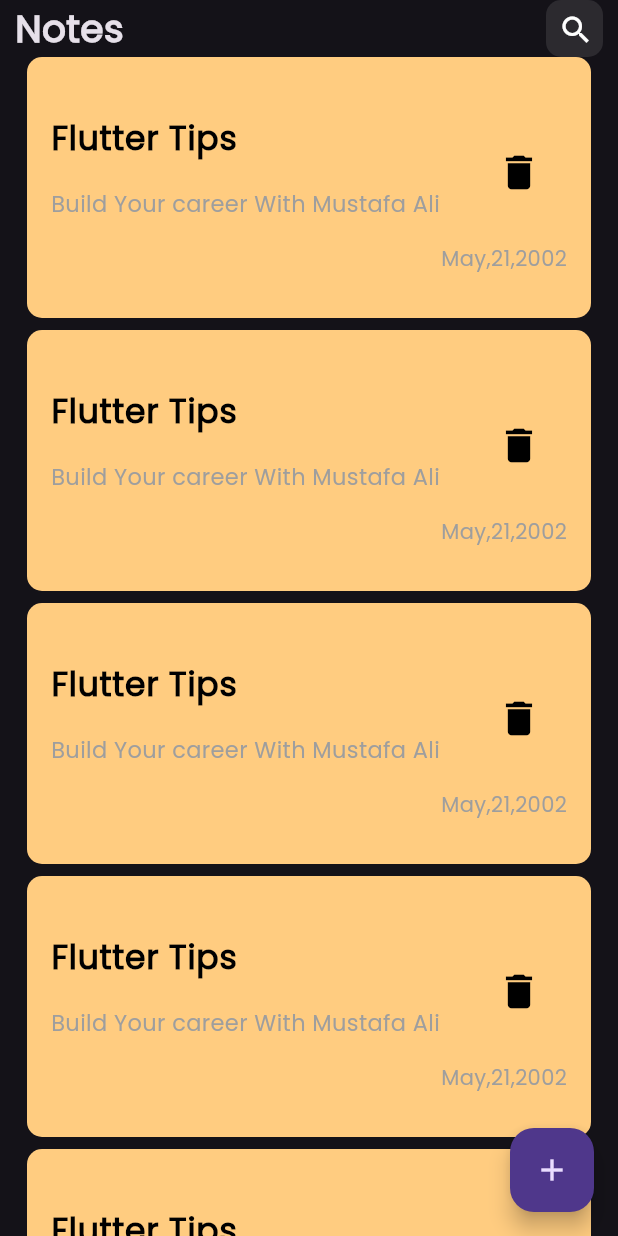
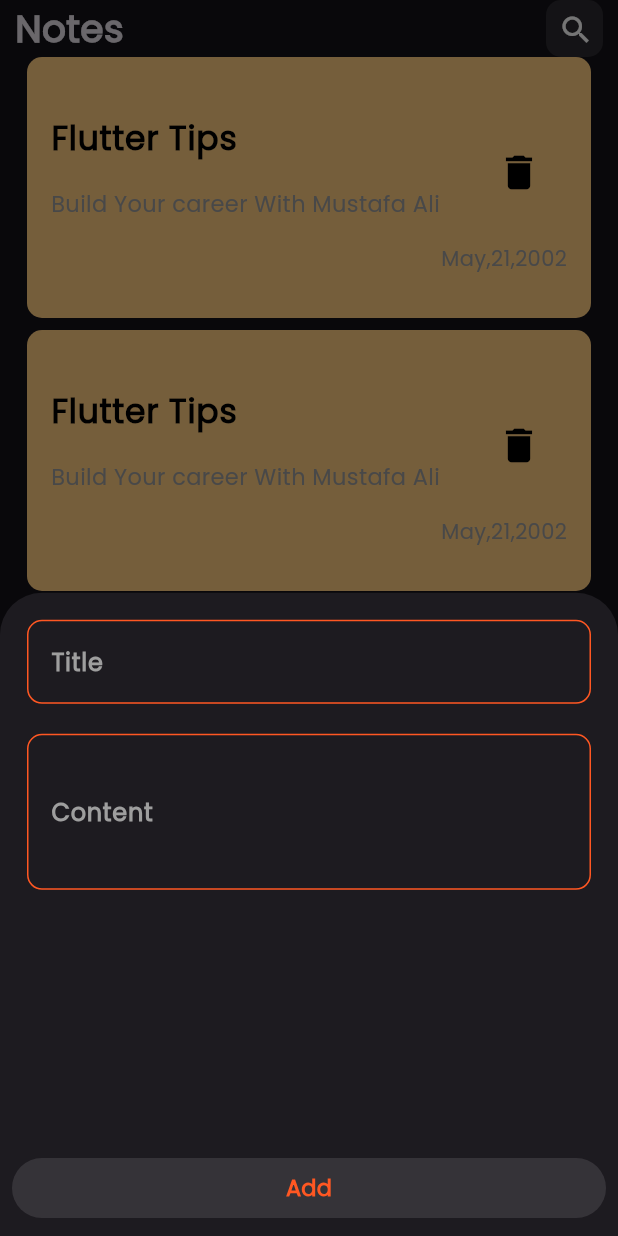
Before and after one commit to Dr-Moustafa/note_app, a Flutter app: the screen it shows after launch, after a tap on the "add" icon, on a phone screen of 412 x 824 dp. Run offline on Flutter 3.47's test engine with Material 3 defaults, Android fonts, the phone set to English and light mode, and no system bars.

Commit message:
many things

```diff
--- /dev/null
+++ b/lib/helper/constants.dart
@@ -0,0 +1,3 @@
+import 'package:flutter/material.dart';
+
+const kPrimaryColor = Colors.deepOrange;
--- /dev/null
+++ b/lib/helper/methods.dart
@@ -0,0 +1,31 @@
+import 'package:flutter/material.dart';
+import 'package:note_app/widgets/elevated_button_widget.dart';
+import 'package:note_app/widgets/text_field_widget.dart';
+
+void bottomSheetMethod(BuildContext context) {
+  showModalBottomSheet(
+    context: context,
+    builder: (context) {
+      return Padding(
+        padding: const EdgeInsets.all(8.0),
+        child: SingleChildScrollView(
+          child: Column(
+            children: [
+              TextFieldWidget(
+                hint: 'Title ',
+              ),
+              TextFieldWidget(
+                hint: 'Content ',
+                maxLines: 3,
+              ),
+              SizedBox(
+                height: MediaQuery.of(context).size.height * .2,
+              ),
+              ElevatedButtonWidget(text: 'Add'),
+            ],
+          ),
+        ),
+      );
+    },
+  );
+}
--- a/lib/main.dart
+++ b/lib/main.dart
@@ -1,4 +1,5 @@
 import 'package:flutter/material.dart';
+import 'package:note_app/views/add_notes_view.dart';
 import 'package:note_app/views/home_view.dart';
 
 void main() {
@@ -18,6 +19,7 @@ class RunApp extends StatelessWidget {
       ),
       routes: {
         HomeView.id: (context) => HomeView(),
+        AddNotesView.id: (context) => AddNotesView(),
       },
       initialRoute: HomeView.id,
     );
--- /dev/null
+++ b/lib/views/add_notes_view.dart
@@ -0,0 +1,31 @@
+import 'package:flutter/material.dart';
+import 'package:note_app/widgets/custom_app_bar_widget.dart';
+import 'package:note_app/widgets/text_field_widget.dart';
+
+class AddNotesView extends StatelessWidget {
+  const AddNotesView({super.key});
+  static String id = 'AddNotesView';
+  @override
+  Widget build(BuildContext context) {
+    return Scaffold(
+      body: Column(
+        children: [
+          CustomAppBarWidget(
+            title: 'Edit Note',
+            icon: Icons.check,
+            onPressed: () {
+              Navigator.pop(context);
+            },
+          ),
+          TextFieldWidget(
+            hint: 'Title',
+          ),
+          TextFieldWidget(
+            hint: 'Content',
+            maxLines: 3,
+          ),
+        ],
+      ),
+    );
+  }
+}
--- a/lib/views/home_view.dart
+++ b/lib/views/home_view.dart
@@ -1,5 +1,6 @@
 import 'package:flutter/material.dart';
 import 'package:note_app/widgets/custom_app_bar_widget.dart';
+import 'package:note_app/widgets/floating_action_widget.dart';
 import 'package:note_app/widgets/list_view_list_tile_widget.dart';
 
 class HomeView extends StatelessWidget {
@@ -8,13 +9,13 @@ class HomeView extends StatelessWidget {
   @override
   Widget build(BuildContext context) {
     return Scaffold(
-      floatingActionButton: FloatingActionButton(
-        onPressed: () {},
-        child: Icon(Icons.add),
-      ),
+      floatingActionButton: FloatingActionWidget(),
       body: Column(
         children: [
-          CustomAppBarWidget(),
+          CustomAppBarWidget(
+            title: 'Notes',
+            icon: Icons.search,
+          ),
           ListViewListTileWidget(),
         ],
       ),
--- a/lib/widgets/container_list_tile_widget.dart
+++ b/lib/widgets/container_list_tile_widget.dart
@@ -1,4 +1,5 @@
 import 'package:flutter/material.dart';
+import 'package:note_app/views/add_notes_view.dart';
 
 class ContainerListTileWidget extends StatelessWidget {
   const ContainerListTileWidget({
@@ -7,7 +8,11 @@ class ContainerListTileWidget extends StatelessWidget {
 
   @override
   Widget build(BuildContext context) {
-    return Container(
+    return GestureDetector(
+      onTap: () {
+        Navigator.pushNamed(context, AddNotesView.id);
+      },
+      child: Container(
         padding: EdgeInsets.symmetric(vertical: 30),
         margin: EdgeInsets.symmetric(horizontal: 18),
         decoration: BoxDecoration(
@@ -56,6 +61,7 @@ class ContainerListTileWidget extends StatelessWidget {
             ),
           ],
         ),
+      ),
     );
   }
 }
--- a/lib/widgets/container_search_widget.dart
+++ b/lib/widgets/container_search_widget.dart
@@ -3,8 +3,11 @@ import 'package:flutter/material.dart';
 class ContainerSearchWidget extends StatelessWidget {
   const ContainerSearchWidget({
     super.key,
+    required this.icon,
+    this.onPressed,
   });
-
+  final IconData icon;
+  final void Function()? onPressed;
   @override
   Widget build(BuildContext context) {
     return Container(
@@ -15,9 +18,9 @@ class ContainerSearchWidget extends StatelessWidget {
         borderRadius: BorderRadius.circular(10),
       ),
       child: IconButton(
-        onPressed: () {},
+        onPressed: onPressed,
         icon: Icon(
-          Icons.search,
+          icon,
           color: Colors.white,
         ),
       ),
--- a/lib/widgets/custom_app_bar_widget.dart
+++ b/lib/widgets/custom_app_bar_widget.dart
@@ -2,8 +2,11 @@ import 'package:flutter/material.dart';
 import 'package:note_app/widgets/container_search_widget.dart';
 
 class CustomAppBarWidget extends StatelessWidget {
-  const CustomAppBarWidget({super.key});
-
+  const CustomAppBarWidget(
+      {super.key, required this.title, required this.icon, this.onPressed});
+  final String title;
+  final IconData icon;
+  final void Function()? onPressed;
   @override
   Widget build(BuildContext context) {
     return SafeArea(
@@ -12,7 +15,7 @@ class CustomAppBarWidget extends StatelessWidget {
         child: Row(
           children: [
             Text(
-              'Notes',
+              title,
               style: TextStyle(
                 fontWeight: FontWeight.bold,
                 fontSize: 25.0,
@@ -21,7 +24,10 @@ class CustomAppBarWidget extends StatelessWidget {
             Spacer(
               flex: 1,
             ),
-            ContainerSearchWidget(),
+            ContainerSearchWidget(
+              icon: icon,
+              onPressed: onPressed,
+            ),
           ],
         ),
       ),
--- /dev/null
+++ b/lib/widgets/elevated_button_widget.dart
@@ -0,0 +1,29 @@
+import 'package:flutter/material.dart';
+import 'package:note_app/helper/constants.dart';
+
+class ElevatedButtonWidget extends StatelessWidget {
+  const ElevatedButtonWidget({
+    super.key,
+    required this.text,
+    this.onPressed,
+  });
+  final String text;
+  final Function()? onPressed;
+  @override
+  Widget build(BuildContext context) {
+    return ElevatedButton(
+      style: ElevatedButton.styleFrom(
+        fixedSize: Size(double.maxFinite, 30.0),
+      ),
+      onPressed: onPressed,
+      child: Text(
+        text,
+        style: TextStyle(
+          color: kPrimaryColor,
+          fontWeight: FontWeight.bold,
+          fontSize: 15.0,
+        ),
+      ),
+    );
+  }
+}
--- /dev/null
+++ b/lib/widgets/floating_action_widget.dart
@@ -0,0 +1,18 @@
+import 'package:flutter/material.dart';
+import 'package:note_app/helper/methods.dart';
+
+class FloatingActionWidget extends StatelessWidget {
+  const FloatingActionWidget({
+    super.key,
+  });
+
+  @override
+  Widget build(BuildContext context) {
+    return FloatingActionButton(
+      onPressed: () {
+        bottomSheetMethod(context);
+      },
+      child: Icon(Icons.add),
+    );
+  }
+}
--- /dev/null
+++ b/lib/widgets/text_field_widget.dart
@@ -0,0 +1,49 @@
+import 'package:flutter/material.dart';
+import 'package:note_app/helper/constants.dart';
+
+class TextFieldWidget extends StatelessWidget {
+  const TextFieldWidget({
+    super.key,
+    required this.hint,
+    this.label,
+    this.maxLines,
+  });
+  final String hint;
+  final String? label;
+  final int? maxLines;
+  @override
+  Widget build(BuildContext context) {
+    return Padding(
+      padding: const EdgeInsets.all(10.0),
+      child: TextField(
+        maxLines: maxLines,
+        cursorColor: kPrimaryColor,
+        decoration: InputDecoration(
+          label: Text(
+            label ?? hint,
+            style: TextStyle(
+              color: Colors.grey,
+              fontWeight: FontWeight.bold,
+            ),
+          ),
+          hintText: hint,
+          hintStyle: TextStyle(
+            color: Colors.grey,
+            fontWeight: FontWeight.bold,
+          ),
+          border: OutlineInputBorder(
+            borderRadius: BorderRadius.circular(10.0),
+          ),
+          enabledBorder: OutlineInputBorder(
+            borderRadius: BorderRadius.circular(10.0),
+            borderSide: BorderSide(color: kPrimaryColor),
+          ),
+          focusedBorder: OutlineInputBorder(
+            borderRadius: BorderRadius.circular(10.0),
+            borderSide: BorderSide(color: kPrimaryColor, width: 2.0),
+          ),
+        ),
+      ),
+    );
+  }
+}
```
Lines whose indentation alone changed are shown as unchanged.
